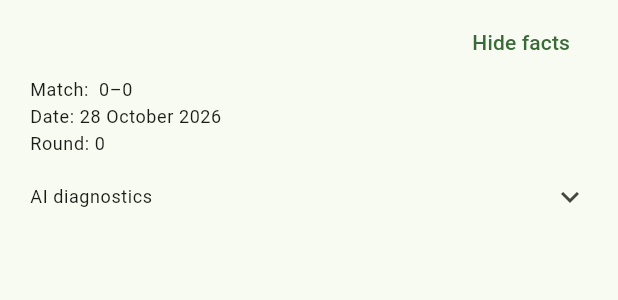
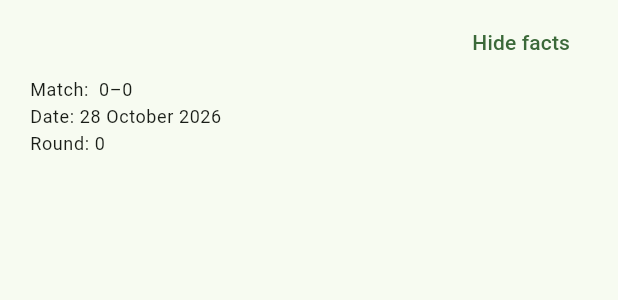
Before and after one commit to etnt/my-football, a Flutter app: the RecapSection widget shown alone on an empty page, opened directly with empty values, after a tap on "Show facts", on a phone screen of 412 x 824 dp. Shown: the top 300 px of the screen. Run offline on Flutter 3.47's test engine with Material 3 defaults, Android fonts, the phone set to English and light mode, and no system bars; our stand-ins replace dio, flutter_local_notifications, flutter_riverpod, flutter_secure_storage, flutter_timezone, shared_preferences and 1 more; missing offline and left inert: auto_upgrade, unorm_dart; accounts and stored records are empty; network calls fail.

Commit message:
feat(recap): show only the AI recap when available; hide diagnostics
When the on-device AI recap exists, the expanded section shows only that
text (button: Show recap). Otherwise it shows the fact lines (Show facts).
The AI diagnostics panel is hidden unless built with
--dart-define=AI_DIAGNOSTICS=true; log lines still go to logcat.
README updated.

```diff
--- a/lib/features/ai/ai_log.dart
+++ b/lib/features/ai/ai_log.dart
@@ -1,7 +1,11 @@
 import 'package:flutter/foundation.dart';
 
-/// Recent on-device AI events, kept in memory and shown in the recap's
-/// "AI diagnostics" panel. Also written to logcat via [debugPrint].
+/// True when built with `--dart-define=AI_DIAGNOSTICS=true`. Shows the
+/// "AI diagnostics" panel under the recap. The log always goes to logcat.
+const bool aiDiagnostics = bool.fromEnvironment('AI_DIAGNOSTICS');
+
+/// Recent on-device AI events, kept in memory for the "AI diagnostics" panel
+/// and written to logcat via [debugPrint].
 class AiLog {
   AiLog._();
 
--- a/lib/features/recap/recap_sheet.dart
+++ b/lib/features/recap/recap_sheet.dart
@@ -47,6 +47,8 @@ class _RecapSectionState extends ConsumerState<RecapSection> {
     }
 
     final result = state.result;
+    // With an AI recap the expanded section holds prose; otherwise the facts.
+    final noun = result.aiWritten ? 'recap' : 'facts';
 
     return Padding(
       padding: const EdgeInsets.fromLTRB(20, 4, 20, 4),
@@ -67,7 +69,7 @@ class _RecapSectionState extends ConsumerState<RecapSection> {
               const Spacer(),
               TextButton(
                 onPressed: () => setState(() => _showFacts = !_showFacts),
-                child: Text(_showFacts ? 'Hide facts' : 'Show facts'),
+                child: Text(_showFacts ? 'Hide $noun' : 'Show $noun'),
               ),
             ],
           ),
@@ -78,8 +80,7 @@ class _RecapSectionState extends ConsumerState<RecapSection> {
                 child: Column(
                   crossAxisAlignment: CrossAxisAlignment.start,
                   children: [
-                    // The on-device rewrite replaces the plain fact lines
-                    // in prose; the fact lines stay below it.
+                    // The on-device rewrite replaces the plain fact lines.
                     if (result.aiWritten) ...[
                       Text(result.text, style: theme.textTheme.bodyMedium),
                       const SizedBox(height: 4),
@@ -89,8 +90,7 @@ class _RecapSectionState extends ConsumerState<RecapSection> {
                           color: theme.colorScheme.primary,
                         ),
                       ),
-                      const SizedBox(height: 8),
-                    ],
+                    ] else
                       for (final line in result.facts.toFactLines())
                         Padding(
                           padding: const EdgeInsets.only(bottom: 2),
@@ -100,6 +100,7 @@ class _RecapSectionState extends ConsumerState<RecapSection> {
                 ),
               ),
             ),
+          if (aiDiagnostics)
             ExpansionTile(
               tilePadding: EdgeInsets.zero,
               dense: true,
```
Also changed, not shown: 2 other files. Lines whose indentation alone changed are shown as unchanged.
